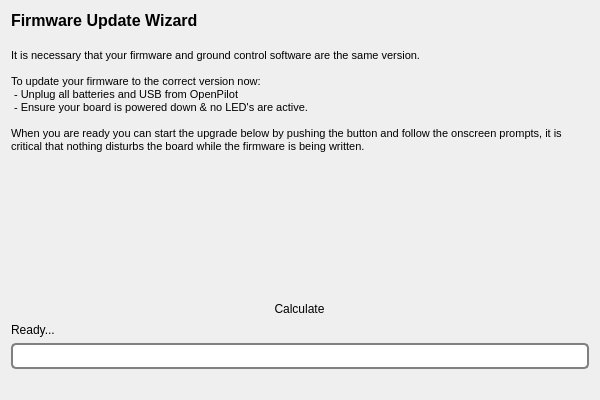
Qt form ground/openpilotgcs/src/plugins/setupwizard/pages/autoupdatepage.ui (openpilot/OpenPilot) before a commit.
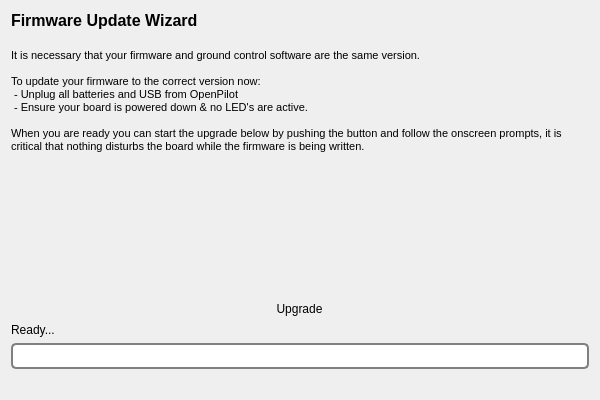
The same form after that commit. Icons and pictures are not drawn.

Commit message: [OP-746] Fix text for the "Upgrade" button (it is not used but to be in sync)

What changed in the file:
```diff
--- a/ground/openpilotgcs/src/plugins/setupwizard/pages/autoupdatepage.ui
+++ b/ground/openpilotgcs/src/plugins/setupwizard/pages/autoupdatepage.ui
@@ -63,7 +63,7 @@
         <string notr="true">QToolButton { border: none }</string>
        </property>
        <property name="text">
-        <string>Calculate</string>
+        <string>Upgrade</string>
        </property>
        <property name="icon">
         <iconset resource="../wizardResources.qrc">
```
